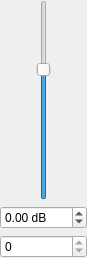
The window that src/plugins/lmp/plugins/fradj/eqbandwidget.ui (0xd34df00d/leechcraft) describes before a commit, drawn with Qt 5.
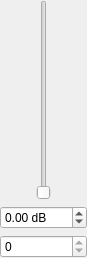
The same window after the commit.

Commit message: [LMP FA] More precise slider.

Patch:
```diff
--- a/src/plugins/lmp/plugins/fradj/eqbandwidget.ui
+++ b/src/plugins/lmp/plugins/fradj/eqbandwidget.ui
@@ -40,12 +40,6 @@
          <height>200</height>
         </size>
        </property>
-       <property name="minimum">
-        <number>-24</number>
-       </property>
-       <property name="maximum">
-        <number>12</number>
-       </property>
        <property name="orientation">
         <enum>Qt::Vertical</enum>
        </property>
```
The commit also changes 1 other file.
